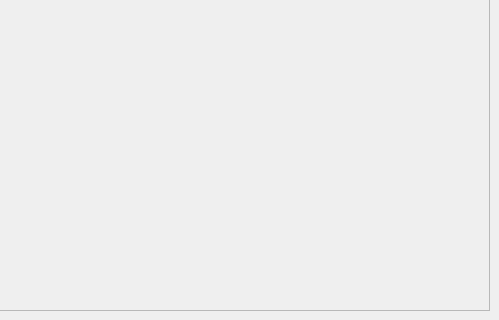
Old version of the form wave.ui in the repository libresilicon/qtflow; both pictures show x 325 to 824 and y 120 to 440 of the 824 by 440 pixel window.
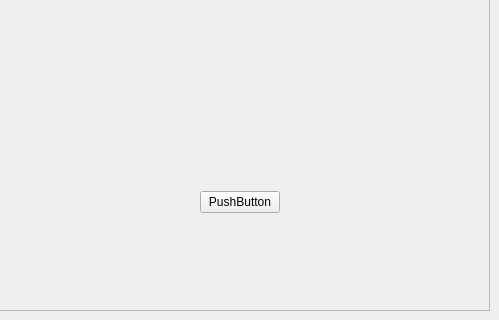
New version of the form. Icons and pictures are not drawn.

```diff
--- a/wave.ui
+++ b/wave.ui
@@ -6,7 +6,7 @@
    <rect>
     <x>0</x>
     <y>0</y>
-    <width>818</width>
+    <width>824</width>
     <height>440</height>
    </rect>
   </property>
@@ -59,7 +59,53 @@
       <property name="frameShadow">
        <enum>QFrame::Raised</enum>
       </property>
-      <layout class="QGridLayout" name="gridLayout_2"/>
+      <layout class="QGridLayout" name="gridLayout_2">
+       <item row="0" column="0">
+        <widget class="QWidget" name="viewerWidget" native="true"/>
+       </item>
+       <item row="1" column="0">
+        <widget class="QWidget" name="toolWidget" native="true">
+         <layout class="QHBoxLayout" name="horizontalLayout">
+          <item>
+           <spacer name="horizontalSpacer">
+            <property name="orientation">
+             <enum>Qt::Horizontal</enum>
+            </property>
+            <property name="sizeHint" stdset="0">
+             <size>
+              <width>40</width>
+              <height>20</height>
+             </size>
+            </property>
+           </spacer>
+          </item>
+          <item>
+           <widget class="QPushButton" name="pushButton">
+            <property name="text">
+             <string>PushButton</string>
+            </property>
+            <property name="icon">
+             <iconset theme="qt5ct"/>
+            </property>
+           </widget>
+          </item>
+          <item>
+           <spacer name="horizontalSpacer_2">
+            <property name="orientation">
+             <enum>Qt::Horizontal</enum>
+            </property>
+            <property name="sizeHint" stdset="0">
+             <size>
+              <width>40</width>
+              <height>20</height>
+             </size>
+            </property>
+           </spacer>
+          </item>
+         </layout>
+        </widget>
+       </item>
+      </layout>
      </widget>
     </item>
    </layout>
```
